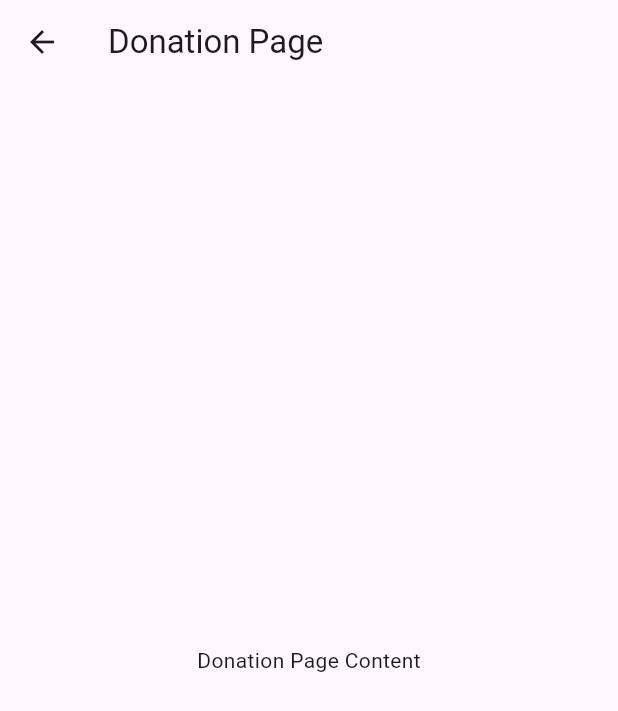
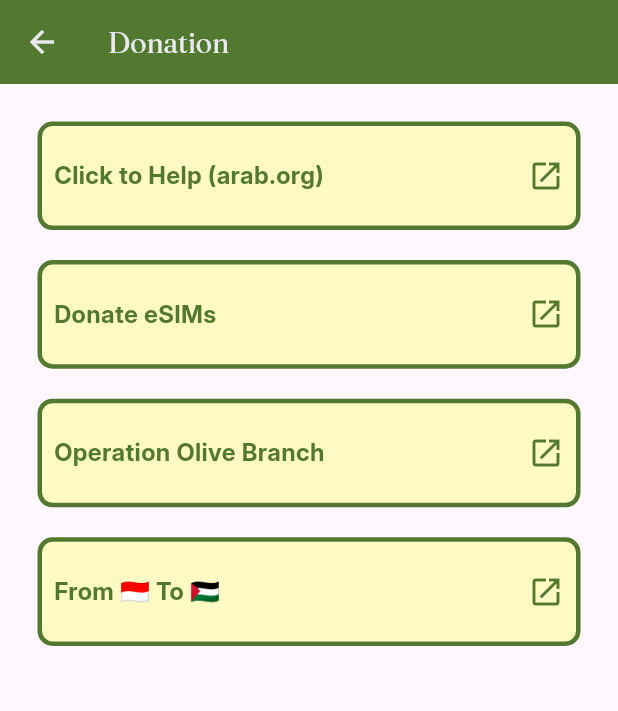
Before and after one commit to azdanrama/m4ps_palestine_app, a Flutter app: the DonationPage screen opened directly, on a phone screen of 412 x 824 dp. Shown: the top 711 px of the screen. Run offline on Flutter 3.47's test engine with Material 3 defaults, Android fonts, the phone set to English and light mode, and no system bars; our stand-ins replace flutter_native_splash.

Commit message:
feat: add donation feature

```diff
--- a/m4ps_palestine_app/lib/donation_page.dart
+++ b/m4ps_palestine_app/lib/donation_page.dart
@@ -1,4 +1,5 @@
 import 'package:flutter/material.dart';
+import 'package:url_launcher/url_launcher.dart';
 
 class DonationPage extends StatelessWidget {
   const DonationPage({super.key});
@@ -7,10 +8,91 @@
   Widget build(BuildContext context) {
     return Scaffold(
       appBar: AppBar(
-        title: const Text('Donation Page'),
+        backgroundColor: const Color.fromRGBO(83, 121, 48, 1),
+        iconTheme: const IconThemeData(
+          color: Color.fromRGBO(232, 234, 237, 1),
+        ),
+        title: const Text(
+          'Donation',
+          style: TextStyle(
+            fontFamily: 'Fraunces',
+            fontSize: 20,
+            color: Color.fromRGBO(232, 234, 237, 1),
+          ),
+        ),
       ),
-      body: const Center(
-        child: Text('Donation Page Content'),
+      body: GridView.count(
+        crossAxisCount: 1,
+        crossAxisSpacing: 20,
+        mainAxisSpacing: 20,
+        childAspectRatio: 10/2,
+        padding: const EdgeInsets.all(25),
+        children: [
+          buildClickableRect(
+            Uri.parse('https://arab.org/click-to-help/palestine/'),
+            'Click to Help (arab.org)',
+          ),
+          buildClickableRect(
+            Uri.parse('https://gazaesims.com'),
+            'Donate eSIMs',
+          ),
+          buildClickableRect(
+            Uri.parse('https://docs.google.com/spreadsheets/u/1/d/1vtMLLOzuc6GpkFySyVtKQOY2j-Vvg0UsChMCFst_WLA/htmlview#'),
+            'Operation Olive Branch',
+          ),
+          buildClickableRect(
+            Uri.parse('https://docs.google.com/spreadsheets/d/1zWGk3AdXjorgL8PAhSiINJ0jdy9INZzJVngPcSF_Of4/edit?pli=1&gid=0#gid=0'),
+            'From 🇮🇩 To 🇵🇸',
+          ),
+        ],
+      ),
+    );
+  }
+
+  Widget buildClickableRect(Uri url, String label) {
+    return GestureDetector(
+      onTap: () async {
+        if (await canLaunchUrl(url)) {
+          await launchUrl(url);
+        } else {
+          throw 'Could not launch $url';
+        }
+      },
+      child: Container(
+        width: 300,
+        height: 50,
+        decoration: BoxDecoration(
+          color: const Color.fromRGBO(255, 249, 196, 1),
+          border: Border.all(
+            color: const Color.fromRGBO(83, 121, 48, 1),
+            width: 3,
+          ),
+          borderRadius: BorderRadius.circular(10),
+        ),
+        child: Row(
+          mainAxisAlignment: MainAxisAlignment.spaceBetween,
+          children: [
+            Padding(
+              padding: const EdgeInsets.all(8.0),
+              child: Text(
+                label,
+                style: const TextStyle(
+                  fontFamily: 'Inter',
+                  fontSize: 16,
+                  fontWeight: FontWeight.w700,
+                  color: Color.fromRGBO(83, 121, 48, 1),
+                ),
+              ),
+            ),
+            const Padding(
+              padding: EdgeInsets.all(8.0),
+              child: Icon(
+                Icons.launch,
+                color: Color.fromRGBO(83, 121, 48, 1),
+              ),
+            ),
+          ],
+        ),
       ),
     );
   }
```
